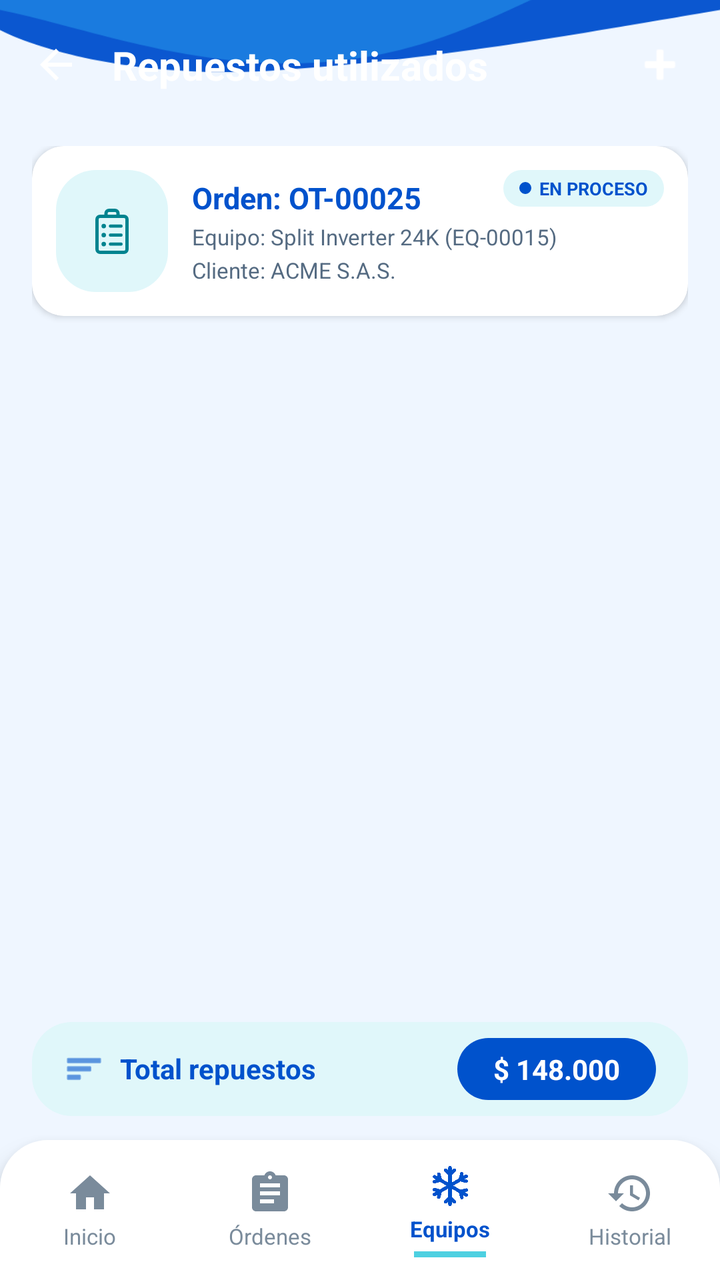
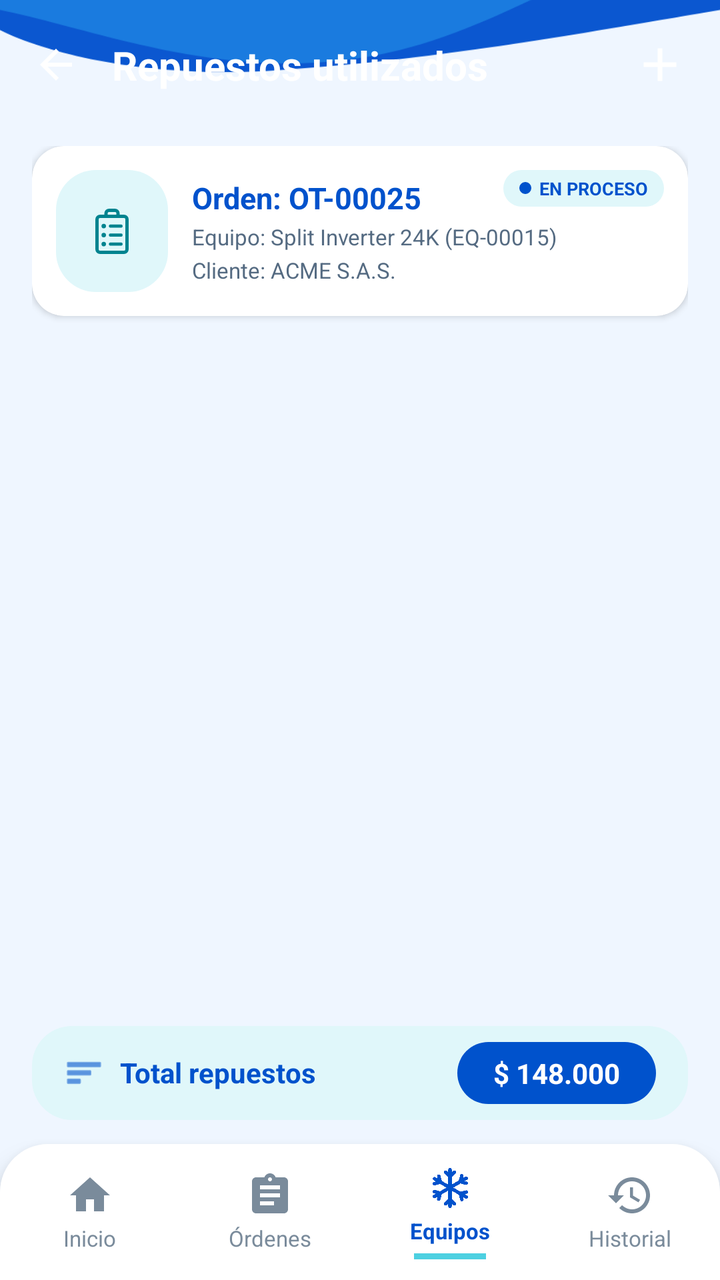

Two renders of the same Android screen: before a commit and after it. Below are the layout's source before the change and the commit's diff.
<!-- AndroidManifest.xml: application theme Theme.ClimaTrack -->
<!-- res/layout/activity_repuestos.xml -->
<?xml version="1.0" encoding="utf-8"?>
<RelativeLayout xmlns:android="http://schemas.android.com/apk/res/android"
    xmlns:app="http://schemas.android.com/apk/res-auto"
    xmlns:tools="http://schemas.android.com/tools"
    android:layout_width="match_parent"
    android:layout_height="match_parent">

    
    <ImageView
        android:id="@+id/imgFondoPantalla"
        android:layout_width="match_parent"
        android:layout_height="match_parent"
        android:scaleType="centerCrop"
        android:src="@drawable/bg_detalle_orden" />

    
    <RelativeLayout
        android:id="@+id/headerLayout"
        android:layout_width="match_parent"
        android:layout_height="65dp"
        android:paddingHorizontal="16dp"
        android:paddingTop="12dp">

        <ImageView
            android:id="@+id/btnBack"
            android:layout_width="24dp"
            android:layout_height="24dp"
            android:layout_centerVertical="true"
            android:src="@drawable/ic_arrow_back"
            app:tint="#FFFFFF" />

        <TextView
            android:layout_width="wrap_content"
            android:layout_height="wrap_content"
            android:layout_centerVertical="true"
            android:layout_marginStart="16dp"
            android:layout_toEndOf="@id/btnBack"
            android:text="Repuestos utilizados"
            android:textColor="#FFFFFF"
            android:textSize="20sp"
            android:textStyle="bold" />

        <ImageView
            android:id="@+id/btnAddRepuesto"
            android:layout_width="28dp"
            android:layout_height="28dp"
            android:layout_alignParentEnd="true"
            android:layout_centerVertical="true"
            android:src="@android:drawable/ic_input_add"
            app:tint="#FFFFFF" />
    </RelativeLayout>

    
    <ScrollView
        android:layout_width="match_parent"
        android:layout_height="match_parent"
        android:layout_above="@id/layoutPillTotal"
        android:layout_below="@id/headerLayout"
        android:clipToPadding="false"
        android:paddingBottom="12dp">

        <LinearLayout
            android:layout_width="match_parent"
            android:layout_height="wrap_content"
            android:orientation="vertical"
            android:paddingHorizontal="16dp"
            android:paddingTop="8dp">

            
            <androidx.cardview.widget.CardView
                android:layout_width="match_parent"
                android:layout_height="wrap_content"
                android:layout_marginBottom="12dp"
                app:cardBackgroundColor="#FFFFFF"
                app:cardCornerRadius="16dp"
                app:cardElevation="2dp">

                <RelativeLayout
                    android:layout_width="match_parent"
                    android:layout_height="wrap_content"
                    android:padding="12dp">

                    <ImageView
                        android:id="@+id/imgIconoOrdenResumen"
                        android:layout_width="56dp"
                        android:layout_height="61dp"
                        android:layout_centerVertical="true"
                        android:background="@drawable/bg_pill_total_cyan"
                        android:padding="10dp"
                        android:src="@drawable/ic_clipboard_list" />

                    <LinearLayout
                        android:layout_width="wrap_content"
                        android:layout_height="wrap_content"
                        android:layout_centerVertical="true"
                        android:layout_marginStart="12dp"
                        android:layout_toEndOf="@id/imgIconoOrdenResumen"
                        android:orientation="vertical">

                        <TextView
                            android:id="@+id/tvOrdenTitulo"
                            android:layout_width="wrap_content"
                            android:layout_height="wrap_content"
                            android:text="Orden: OT-00025"
                            android:textColor="#0052CC"
                            android:textSize="15sp"
                            android:textStyle="bold" />

                        <TextView
                            android:id="@+id/tvEquipoDetalle"
                            android:layout_width="wrap_content"
                            android:layout_height="wrap_content"
                            android:layout_marginTop="2dp"
                            android:text="Equipo: Split Inverter 24K (EQ-00015)"
                            android:textColor="#556B82"
                            android:textSize="11sp" />

                        <TextView
                            android:id="@+id/tvClienteDetalle"
                            android:layout_width="wrap_content"
                            android:layout_height="wrap_content"
                            android:layout_marginTop="2dp"
                            android:text="Cliente: ACME S.A.S."
                            android:textColor="#556B82"
                            android:textSize="11sp" />
                    </LinearLayout>

                    
                    <LinearLayout
                        android:layout_width="wrap_content"
                        android:layout_height="wrap_content"
                        android:layout_alignParentEnd="true"
                        android:layout_alignParentTop="true"
                        android:background="@drawable/bg_pill_total_cyan"
                        android:gravity="center_vertical"
                        android:paddingHorizontal="8dp"
                        android:paddingVertical="3dp">

                        <View
                            android:layout_width="6dp"
                            android:layout_height="6dp"
                            android:layout_marginEnd="4dp"
                            android:background="@drawable/bg_circle_dot_blue" />

                        <TextView
                            android:layout_width="wrap_content"
                            android:layout_height="wrap_content"
                            android:text="EN PROCESO"
                            android:textColor="#0052CC"
                            android:textSize="9sp"
                            android:textStyle="bold" />
                    </LinearLayout>

                </RelativeLayout>
            </androidx.cardview.widget.CardView>

            
            <androidx.recyclerview.widget.RecyclerView
                android:id="@+id/rvRepuestos"
                android:layout_width="match_parent"
                android:layout_height="wrap_content"
                android:nestedScrollingEnabled="false"
                app:layoutManager="androidx.recyclerview.widget.LinearLayoutManager"
                tools:itemCount="4"
                tools:listitem="@layout/item_repuesto" />

        </LinearLayout>
    </ScrollView>

    
    <RelativeLayout
        android:id="@+id/layoutPillTotal"
        android:layout_width="match_parent"
        android:layout_height="wrap_content"
        android:layout_above="@id/bottomBarCustom"
        android:layout_marginHorizontal="16dp"
        android:layout_marginBottom="12dp"
        android:background="@drawable/bg_pill_total_cyan"
        android:paddingHorizontal="16dp"
        android:paddingVertical="8dp">

        <LinearLayout
            android:layout_width="wrap_content"
            android:layout_height="wrap_content"
            android:layout_alignParentStart="true"
            android:layout_centerVertical="true"
            android:gravity="center_vertical">

            <ImageView
                android:layout_width="20dp"
                android:layout_height="20dp"
                android:src="@android:drawable/ic_menu_sort_by_size"
                app:tint="#0052CC" />

            <TextView
                android:layout_width="wrap_content"
                android:layout_height="wrap_content"
                android:layout_marginStart="8dp"
                android:text="Total repuestos"
                android:textColor="#0052CC"
                android:textSize="14sp"
                android:textStyle="bold" />
        </LinearLayout>

        
        <TextView
            android:id="@+id/tvTotalPrecio"
            android:layout_width="wrap_content"
            android:layout_height="wrap_content"
            android:layout_alignParentEnd="true"
            android:layout_centerVertical="true"
            android:background="@drawable/bg_pill_blue_price"
            android:paddingHorizontal="18dp"
            android:paddingVertical="6dp"
            android:text="$ 148.000"
            android:textColor="#FFFFFF"
            android:textSize="14sp"
            android:textStyle="bold" />

    </RelativeLayout>

    
    <LinearLayout
        android:id="@+id/bottomBarCustom"
        android:layout_width="match_parent"
        android:layout_height="70dp"
        android:layout_alignParentBottom="true"
        android:background="@drawable/bg_bottom_nav"
        android:elevation="8dp"
        android:orientation="horizontal"
        android:weightSum="4">

        
        <LinearLayout
            android:id="@+id/navInicio"
            android:layout_width="0dp"
            android:layout_height="match_parent"
            android:layout_weight="1"
            android:gravity="center"
            android:orientation="vertical">

            <ImageView
                android:layout_width="24dp"
                android:layout_height="24dp"
                android:src="@drawable/ic_home"
                app:tint="#7A8B9B" />

            <TextView
                android:layout_width="wrap_content"
                android:layout_height="wrap_content"
                android:layout_marginTop="2dp"
                android:text="Inicio"
                android:textColor="#7A8B9B"
                android:textSize="11sp" />
        </LinearLayout>

        
        <LinearLayout
            android:id="@+id/navOrdenes"
            android:layout_width="0dp"
            android:layout_height="match_parent"
            android:layout_weight="1"
            android:gravity="center"
            android:orientation="vertical">

            <ImageView
                android:layout_width="24dp"
                android:layout_height="24dp"
                android:src="@drawable/ic_ordenes"
                app:tint="#7A8B9B" />

            <TextView
                android:layout_width="wrap_content"
                android:layout_height="wrap_content"
                android:layout_marginTop="2dp"
                android:text="Órdenes"
                android:textColor="#7A8B9B"
                android:textSize="11sp" />
        </LinearLayout>

        
        <LinearLayout
            android:id="@+id/navEquipos"
            android:layout_width="0dp"
            android:layout_height="match_parent"
            android:layout_weight="1"
            android:gravity="center"
            android:orientation="vertical">

            <ImageView
                android:layout_width="24dp"
                android:layout_height="24dp"
                android:src="@drawable/ic_copo"
                app:tint="#0052CC" />

            <TextView
                android:layout_width="wrap_content"
                android:layout_height="wrap_content"
                android:layout_marginTop="2dp"
                android:text="Equipos"
                android:textColor="#0052CC"
                android:textSize="11sp"
                android:textStyle="bold" />

            <View
                android:layout_width="36dp"
                android:layout_height="3dp"
                android:layout_marginTop="4dp"
                android:background="#4DD0E1" />
        </LinearLayout>

        
        <LinearLayout
            android:id="@+id/navHistorial"
            android:layout_width="0dp"
            android:layout_height="match_parent"
            android:layout_weight="1"
            android:gravity="center"
            android:orientation="vertical">

            <ImageView
                android:layout_width="24dp"
                android:layout_height="24dp"
                android:src="@drawable/ic_historial"
                app:tint="#7A8B9B" />

            <TextView
                android:layout_width="wrap_content"
                android:layout_height="wrap_content"
                android:layout_marginTop="2dp"
                android:text="Historial"
                android:textColor="#7A8B9B"
                android:textSize="11sp" />
        </LinearLayout>

    </LinearLayout>

</RelativeLayout>
<!-- res/layout/item_repuesto.xml (included above) -->
<?xml version="1.0" encoding="utf-8"?>
<androidx.cardview.widget.CardView xmlns:android="http://schemas.android.com/apk/res/android"
    xmlns:app="http://schemas.android.com/apk/res-auto"
    android:layout_width="match_parent"
    android:layout_height="wrap_content"
    android:layout_marginBottom="10dp"
    app:cardBackgroundColor="#FFFFFF"
    app:cardCornerRadius="16dp"
    app:cardElevation="2dp">

    <RelativeLayout
        android:layout_width="match_parent"
        android:layout_height="wrap_content"
        android:padding="12dp">

        

        

        <ImageView
            android:id="@+id/imgRepuesto"
            android:layout_width="92dp"
            android:layout_height="117dp"
            android:background="@drawable/bg_pill_total_cyan"
            android:padding="10dp"
            android:src="@drawable/filtro_aire" />

        <LinearLayout
            android:layout_width="wrap_content"
            android:layout_height="wrap_content"
            android:layout_centerVertical="true"
            android:layout_marginStart="12dp"
            android:layout_toEndOf="@id/imgRepuesto"
            android:orientation="vertical">

            <TextView
                android:id="@+id/tvCodigoRepuesto"
                android:layout_width="wrap_content"
                android:layout_height="wrap_content"
                android:text="RPT-0007"
                android:textColor="#0052CC"
                android:textSize="15sp"
                android:textStyle="bold" />

            <TextView
                android:id="@+id/tvNombreRepuesto"
                android:layout_width="wrap_content"
                android:layout_height="wrap_content"
                android:layout_marginTop="2dp"
                android:text="Filtro de aire lavable"
                android:textColor="#556B82"
                android:textSize="11sp" />

            <LinearLayout
                android:layout_width="wrap_content"
                android:layout_height="wrap_content"
                android:layout_marginTop="4dp"
                android:gravity="center_vertical">

                <ImageView
                    android:layout_width="14dp"
                    android:layout_height="14dp"
                    android:layout_marginEnd="4dp"
                    android:src="@android:drawable/ic_menu_agenda"
                    app:tint="#0052CC" />

                <TextView
                    android:id="@+id/tvCantidadRepuesto"
                    android:layout_width="wrap_content"
                    android:layout_height="wrap_content"
                    android:text="Cantidad: 2"
                    android:textColor="#556B82"
                    android:textSize="11sp" />
            </LinearLayout>
        </LinearLayout>

        
        <ImageView
            android:id="@+id/btnMenuOpciones"
            android:layout_width="20dp"
            android:layout_height="20dp"
            android:layout_alignParentEnd="true"
            android:layout_alignParentTop="true"
            android:src="@drawable/ic_chevron_right"
            app:tint="#0052CC" />

        
        <LinearLayout
            android:layout_width="wrap_content"
            android:layout_height="wrap_content"
            android:layout_alignParentEnd="true"
            android:layout_below="@id/btnMenuOpciones"
            android:layout_marginTop="4dp"
            android:gravity="end"
            android:orientation="vertical">

            <TextView
                android:id="@+id/tvUnidad"
                android:layout_width="wrap_content"
                android:layout_height="wrap_content"
                android:text="Unidad"
                android:textColor="#7A8B9B"
                android:textSize="11sp" />

            <TextView
                android:id="@+id/tvPrecioItem"
                android:layout_width="wrap_content"
                android:layout_height="wrap_content"
                android:layout_marginTop="3dp"
                android:background="@drawable/bg_pill_total_cyan"
                android:paddingHorizontal="10dp"
                android:paddingVertical="4dp"
                android:text="$ 25.000"
                android:textColor="#0052CC"
                android:textSize="12sp"
                android:textStyle="bold" />
        </LinearLayout>

    </RelativeLayout>
</androidx.cardview.widget.CardView>
<!-- resources referenced by this layout -->
<resources>
  <!-- drawable bg_bottom_nav (drawable) -->
  <?xml version="1.0" encoding="utf-8"?>
  <shape xmlns:android="http://schemas.android.com/apk/res/android"
      android:shape="rectangle">
      <solid android:color="#FFFFFF" />
      <corners
          android:topLeftRadius="24dp"
          android:topRightRadius="24dp" />
  </shape>
  <!-- drawable bg_circle_dot_blue (drawable) -->
  <?xml version="1.0" encoding="utf-8"?>
  <shape xmlns:android="http://schemas.android.com/apk/res/android"
      android:shape="oval">
      <solid android:color="#0052CC" />
  </shape>
  <!-- drawable bg_pill_blue_price (drawable) -->
  <?xml version="1.0" encoding="utf-8"?>
  <shape xmlns:android="http://schemas.android.com/apk/res/android">
      <solid android:color="#0052CC" />
      <corners android:radius="20dp" />
  </shape>
  <!-- drawable bg_pill_total_cyan (drawable) -->
  <?xml version="1.0" encoding="utf-8"?>
  <shape xmlns:android="http://schemas.android.com/apk/res/android"
      android:shape="rectangle">
      <solid android:color="#E0F7FA" />
      <corners android:radius="20dp" />
  </shape>
  <!-- drawable ic_arrow_back (drawable) -->
  <vector xmlns:android="http://schemas.android.com/apk/res/android"
      android:width="24dp"
      android:height="24dp"
      android:viewportWidth="24"
      android:viewportHeight="24"
      android:tint="#FFFFFF">
    <path
        android:fillColor="@android:color/white"
        android:pathData="M20,11H7.83l5.59,-5.59L12,4l-8,8 8,8 1.41,-1.41L7.83,13H20v-2z"/>
  </vector>
  <!-- drawable ic_chevron_right (drawable) -->
  <vector xmlns:android="http://schemas.android.com/apk/res/android"
      android:width="24dp"
      android:height="24dp"
      android:viewportWidth="24"
      android:viewportHeight="24"
      android:tint="?attr/colorControlNormal">
      <path
          android:fillColor="#FF000000"
          android:pathData="M8.59,16.59 L13.17,12 L8.59,7.41 L10,6 L16,12 L10,18 Z" />
  </vector>
  <!-- drawable ic_home (drawable) -->
  <?xml version="1.0" encoding="utf-8"?>
  <vector xmlns:android="http://schemas.android.com/apk/res/android"
      android:width="32dp"
      android:height="32dp"
      android:viewportWidth="24"
      android:viewportHeight="24">
      <path
          android:fillColor="#FF000000"
          android:pathData="M10,20v-6h4v6h5v-8h3L12,3 2,12h3v8z"/>
  </vector>
  <style name="Theme.ClimaTrack" parent="Base.Theme.ClimaTrack" />
  <color name="primary">#0D50B5</color>
  <color name="on_primary">#FFFFFF</color>
  <color name="primary_container">#D9EEFF</color>
  <color name="on_primary_container">#06366F</color>
  <color name="secondary">#68D0BC</color>
  <color name="on_secondary">#073A35</color>
  <color name="secondary_container">#D8F5EF</color>
  <color name="on_secondary_container">#12483F</color>
  <style name="Widget.App.BottomNavigationView" parent="Widget.Material3.BottomNavigationView">
          <item name="indicatorColor">#33FFFFFF</item>
          <item name="itemIconTint">@color/bottom_nav_colors_white</item>
          <item name="itemTextColor">@color/bottom_nav_colors_white</item>
          <item name="backgroundTint">#0D47A1</item>
      </style>
  <style name="ShapeAppearance.ClimaTrack.Small" parent="ShapeAppearance.Material3.SmallComponent">
          <item name="cornerSize">8dp</item>
      </style>
  <style name="ShapeAppearance.ClimaTrack.Medium" parent="ShapeAppearance.Material3.MediumComponent">
          <item name="cornerSize">16dp</item>
      </style>
  <style name="ShapeAppearance.ClimaTrack.Large" parent="ShapeAppearance.Material3.LargeComponent">
          <item name="cornerSize">28dp</item>
      </style>
  <!-- unchanged entries left out for length: 7 -->
</resources>

<!-- the commit's change to res/layout/activity_repuestos.xml (unified diff, before → after) -->
@@ -46,7 +46,7 @@
             android:layout_height="28dp"
             android:layout_alignParentEnd="true"
             android:layout_centerVertical="true"
-            android:src="@android:drawable/ic_input_add"
+            android:src="@drawable/ic_add"
             app:tint="#FFFFFF" />
     </RelativeLayout>
 
@@ -223,21 +223,26 @@
     <LinearLayout
         android:id="@+id/bottomBarCustom"
         android:layout_width="match_parent"
-        android:layout_height="70dp"
+        android:layout_height="wrap_content"
+        android:minHeight="68dp"
         android:layout_alignParentBottom="true"
         android:background="@drawable/bg_bottom_nav"
         android:elevation="8dp"
         android:orientation="horizontal"
+        android:paddingTop="6dp"
+        android:paddingBottom="6dp"
         android:weightSum="4">
 
         
         <LinearLayout
             android:id="@+id/navInicio"
             android:layout_width="0dp"
-            android:layout_height="match_parent"
+            android:layout_height="wrap_content"
+            android:layout_gravity="center_vertical"
             android:layout_weight="1"
             android:gravity="center"
-            android:orientation="vertical">
+            android:orientation="vertical"
+            android:paddingVertical="4dp">
 
             <ImageView
                 android:layout_width="24dp"
@@ -258,10 +263,12 @@
         <LinearLayout
             android:id="@+id/navOrdenes"
             android:layout_width="0dp"
-            android:layout_height="match_parent"
+            android:layout_height="wrap_content"
+            android:layout_gravity="center_vertical"
             android:layout_weight="1"
             android:gravity="center"
-            android:orientation="vertical">
+            android:orientation="vertical"
+            android:paddingVertical="4dp">
 
             <ImageView
                 android:layout_width="24dp"
@@ -282,10 +289,12 @@
         <LinearLayout
             android:id="@+id/navEquipos"
             android:layout_width="0dp"
-            android:layout_height="match_parent"
+            android:layout_height="wrap_content"
+            android:layout_gravity="center_vertical"
             android:layout_weight="1"
             android:gravity="center"
-            android:orientation="vertical">
+            android:orientation="vertical"
+            android:paddingVertical="4dp">
 
             <ImageView
                 android:layout_width="24dp"
@@ -313,10 +322,12 @@
         <LinearLayout
             android:id="@+id/navHistorial"
             android:layout_width="0dp"
-            android:layout_height="match_parent"
+            android:layout_height="wrap_content"
+            android:layout_gravity="center_vertical"
             android:layout_weight="1"
             android:gravity="center"
-            android:orientation="vertical">
+            android:orientation="vertical"
+            android:paddingVertical="4dp">
 
             <ImageView
                 android:layout_width="24dp"
<!-- resource entries referenced after the edit -->
@@ -28,6 +28,16 @@
       <solid android:color="#E0F7FA" />
       <corners android:radius="20dp" />
   </shape>
+  <!-- drawable ic_add (drawable) -->
+  <vector xmlns:android="http://schemas.android.com/apk/res/android"
+      android:width="24dp"
+      android:height="24dp"
+      android:viewportWidth="24"
+      android:viewportHeight="24">
+    <path
+        android:fillColor="#FFFFFFFF"
+        android:pathData="M19,13h-6v6h-2v-6H5v-2h6V5h2v6h6v2z"/>
+  </vector>
   <!-- drawable ic_arrow_back (drawable) -->
   <vector xmlns:android="http://schemas.android.com/apk/res/android"
       android:width="24dp"
